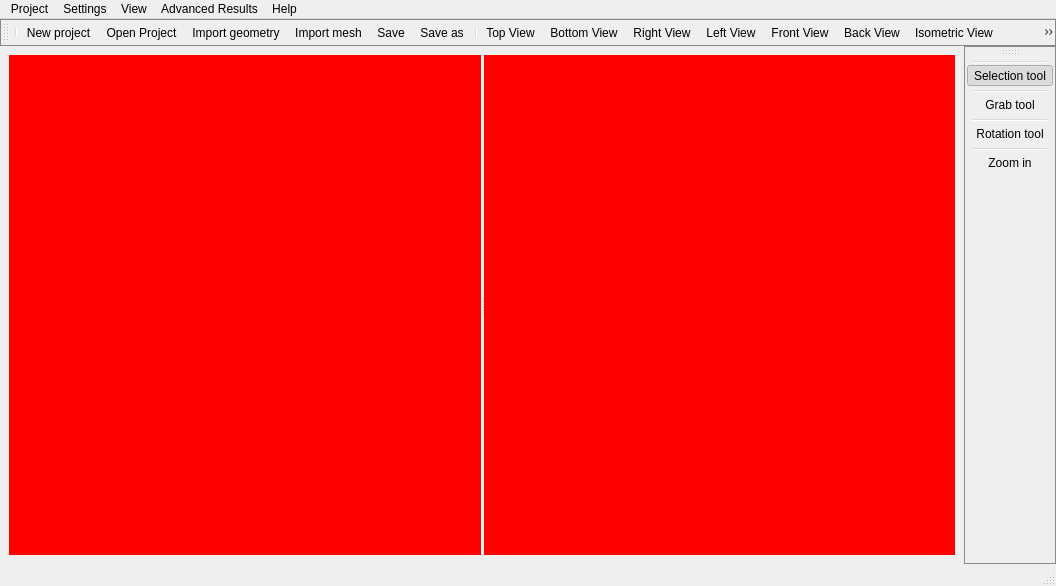
Above: vibra/interface/data/ui_files/main_window.ui from MOPT-UFSC/VIBRA before the change. Below: the same form after it.
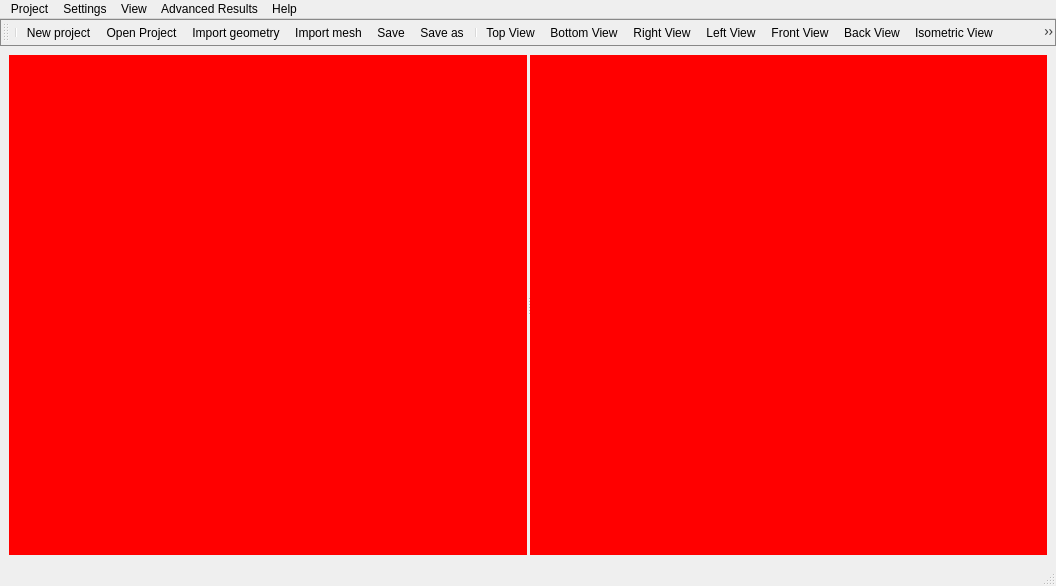
That is the form after the change. Icons and pictures are not drawn.

Commit message: Attempt to simplify the render tool workflow

```diff
--- a/vibra/interface/data/ui_files/main_window.ui
+++ b/vibra/interface/data/ui_files/main_window.ui
@@ -197,39 +197,6 @@
    <addaction name="advanced_results_menu"/>
    <addaction name="menu_help"/>
   </widget>
-  <widget class="QToolBar" name="render_tools_toolbar">
-   <property name="sizePolicy">
-    <sizepolicy hsizetype="Fixed" vsizetype="Preferred">
-     <horstretch>0</horstretch>
-     <verstretch>0</verstretch>
-    </sizepolicy>
-   </property>
-   <property name="windowTitle">
-    <string>toolBar</string>
-   </property>
-   <property name="styleSheet">
-    <string notr="true">
-            QToolBar {
-                border-style: solid;
-                border-width: 1px;
-                border-color: #888888;
-            }</string>
-   </property>
-   <attribute name="toolBarArea">
-    <enum>RightToolBarArea</enum>
-   </attribute>
-   <attribute name="toolBarBreak">
-    <bool>false</bool>
-   </attribute>
-   <addaction name="separator"/>
-   <addaction name="action_selection_tool"/>
-   <addaction name="separator"/>
-   <addaction name="action_grab_tool"/>
-   <addaction name="separator"/>
-   <addaction name="action_rotation_tool"/>
-   <addaction name="separator"/>
-   <addaction name="action_zoom_in"/>
-  </widget>
   <action name="action_new_project">
    <property name="icon">
     <iconset resource="../icons/resources.qrc">
@@ -722,58 +689,7 @@
     <string>Ghost</string>
    </property>
    <property name="menuRole">
-    <enum>QAction::NoRole</enum>
-   </property>
-  </action>
-  <action name="action_grab_tool">
-   <property name="checkable">
-    <bool>true</bool>
-   </property>
-   <property name="icon">
-    <iconset resource="../icons/resources.qrc">
-     <normaloff>:/icons/pan_icon.png</normaloff>:/icons/pan_icon.png</iconset>
-   </property>
-   <property name="text">
-    <string>Grab tool</string>
-   </property>
-  </action>
-  <action name="action_selection_tool">
-   <property name="checkable">
-    <bool>true</bool>
-   </property>
-   <property name="checked">
-    <bool>true</bool>
-   </property>
-   <property name="icon">
-    <iconset resource="../icons/resources.qrc">
-     <normaloff>:/icons/selection_icon.png</normaloff>:/icons/selection_icon.png</iconset>
-   </property>
-   <property name="text">
-    <string>Selection tool</string>
-   </property>
-  </action>
-  <action name="action_rotation_tool">
-   <property name="checkable">
-    <bool>true</bool>
-   </property>
-   <property name="icon">
-    <iconset resource="../icons/resources.qrc">
-     <normaloff>:/icons/rotation_icon.png</normaloff>:/icons/rotation_icon.png</iconset>
-   </property>
-   <property name="text">
-    <string>Rotation tool</string>
-   </property>
-  </action>
-  <action name="action_zoom_in">
-   <property name="checkable">
-    <bool>true</bool>
-   </property>
-   <property name="icon">
-    <iconset resource="../icons/resources.qrc">
-     <normaloff>:/icons/zoom_in_icon.png</normaloff>:/icons/zoom_in_icon.png</iconset>
-   </property>
-   <property name="text">
-    <string>Zoom in</string>
+    <enum>QAction::MenuRole::NoRole</enum>
    </property>
   </action>
   <action name="action_zoom_out">
```
Left out of the diff: 6 changed lines with no effect on the pictures. The commit also changes 14 other files.
